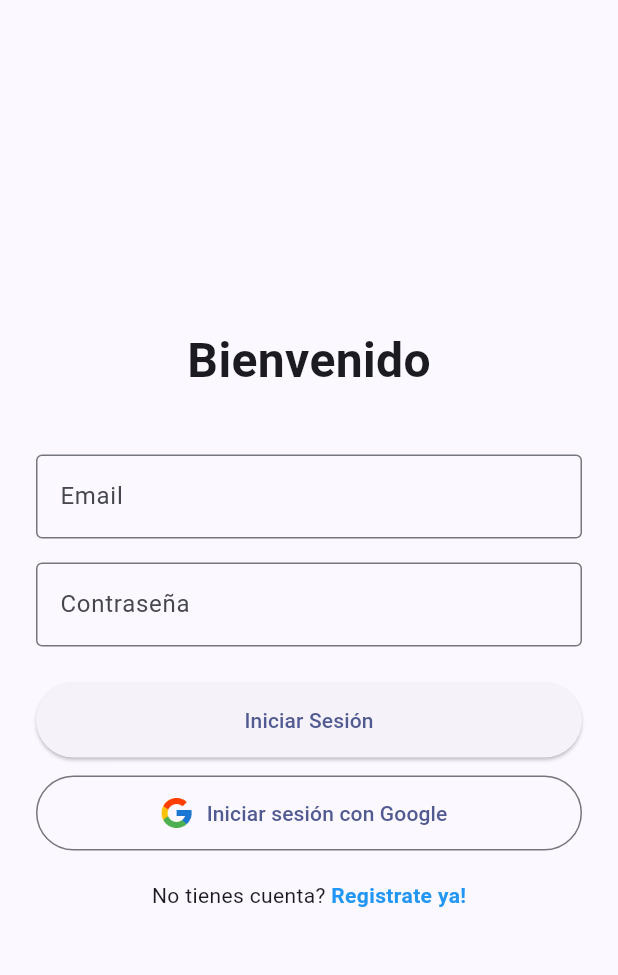
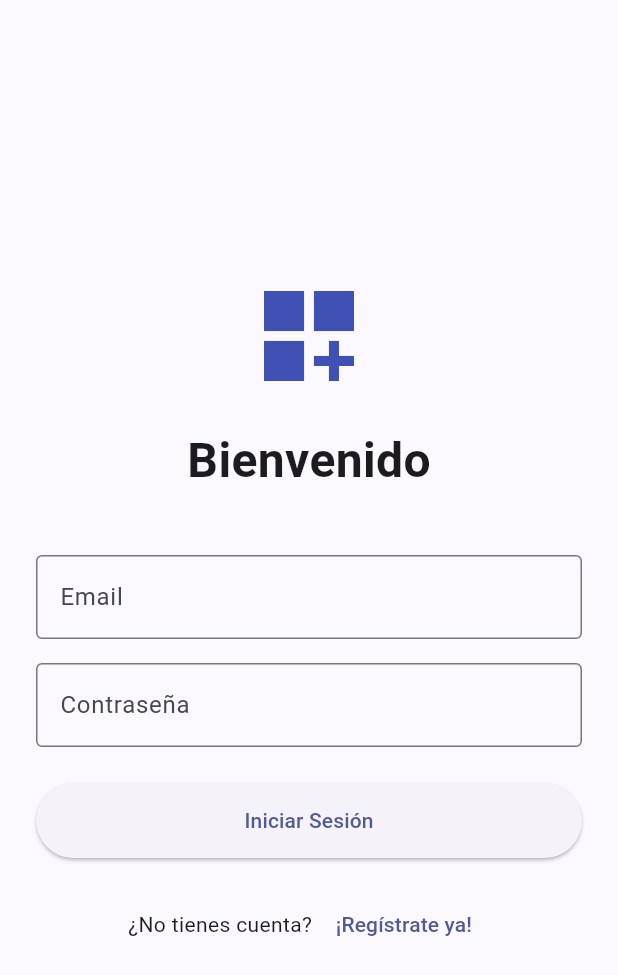
Before and after one commit to LucasCarrasqueiraBartual/KanbanClassroom, a Flutter app: the screen it shows after launch, on a phone screen of 412 x 824 dp. Shown: the top 975 px of the screen. Run offline on Flutter 3.47's test engine with Material 3 defaults, Android fonts, the phone set to English and light mode, and no system bars; our stand-ins replace firebase_auth, firebase_core; accounts and stored records are empty.

Commit message:
Se ha modificado  clases para el funcionamiento del  login y register, genera error por falta de la configuracion por CLI del firebase

```diff
--- /dev/null
+++ b/kanban_classroom/lib/services/services.dart
@@ -0,0 +1,2 @@
+export 'package:kanban_classroom/services/task_services.dart';
+export 'package:kanban_classroom/services/user_services.dart';
--- a/kanban_classroom/lib/services/task_services.dart
+++ b/kanban_classroom/lib/services/task_services.dart
@@ -8,14 +8,13 @@ import 'package:http/http.dart' as http;
 import 'package:kanban_classroom/models/task_model.dart';
 
 class TaskService extends ChangeNotifier {
-  final String _baseUrl = "kanban-proyect-default-rtdb.europe-west1.firebasedatabase.app"; // <--- TU URL
+  final String _baseUrl = "kanban-proyect-default-rtdb.europe-west1.firebasedatabase.app";
   List<TaskModel> tasks = [];
   bool isLoading = false;
 
   String _selectedBoardId = 'user_prueba_123';
   late TaskModel _tempTask;
 
-  // --- GETTERS Y SETTERS ---
   String get selectedBoardId => _selectedBoardId;
   set selectedBoardId(String val) {
     _selectedBoardId = val;
@@ -41,9 +40,9 @@ class TaskService extends ChangeNotifier {
     );
   }
 
-  // --- MÉTODOS HTTP ---
+  // --- MÉTODOS HTTP
 
-  // 1. CARGAR TAREAS (Ya lo tienes, pero asegúrate de que actualice _selectedBoardId)
+  // 1. CARGAR TAREAS
   Future<void> loadTasks(String boardId) async {
     try {
       isLoading = true;
@@ -70,28 +69,25 @@ class TaskService extends ChangeNotifier {
     }
   }
 
-  // 2. GUARDAR O CREAR (Usa el boardId interno)
+  // 2. GUARDAR O CREAR
   Future<void> saveOrCreateTask() async {
     try {
       if (_tempTask.id == null) {
-        // POST: Nueva tarea en la carpeta del tablero actual
         final url = Uri.https(_baseUrl, 'tasks/$_selectedBoardId.json');
         await http.post(url, body: _tempTask.toJson());
       } else {
-        // PUT: Actualizar tarea existente
         final url = Uri.https(_baseUrl, 'tasks/$_selectedBoardId/${_tempTask.id}.json');
         await http.put(url, body: _tempTask.toJson());
       }
       _resetTempTask();
-      loadTasks(_selectedBoardId); // Recargar para ver los cambios
+      loadTasks(_selectedBoardId);
     } catch (e) {
       print("Error al guardar: $e");
     }
   }
 
-  // 3. MOVER TAREA (Para el Drag & Drop)
+  // 3. MOVER TAREA
   Future<void> moveTask(TaskModel task, String newColId) async {
-    // Actualización optimista: cambiamos en la UI antes de ir a internet
     task.columnId = newColId;
     notifyListeners();
 
@@ -100,7 +96,6 @@ class TaskService extends ChangeNotifier {
       await http.put(url, body: task.toJson());
     } catch (e) {
       print("Error al mover: $e");
-      // Si falla, podrías recargar para devolver la tarea a su sitio
       loadTasks(_selectedBoardId);
     }
   }
@@ -111,7 +106,6 @@ class TaskService extends ChangeNotifier {
       final url = Uri.https(_baseUrl, 'tasks/$_selectedBoardId/$taskId.json');
       await http.delete(url);
 
-      // Eliminamos de la lista local para que desaparezca al instante
       tasks.removeWhere((t) => t.id == taskId);
       notifyListeners();
     } catch (e) {
--- a/kanban_classroom/lib/view/login_view.dart
+++ b/kanban_classroom/lib/view/login_view.dart
@@ -1,62 +1,91 @@
 import 'package:flutter/material.dart';
-import 'package:kanban_classroom/view/kanban_screen.dart';
-import 'register_view.dart'; // Importamos la nueva vista
+import 'package:provider/provider.dart';
+import 'package:kanban_classroom/models/task_model.dart';
+import 'package:kanban_classroom/models/user_model.dart';
+import 'package:kanban_classroom/services/services.dart';
+import 'kanban_screen.dart';
+import 'register_view.dart';
 
-class LoginView extends StatelessWidget {
+class LoginView extends StatefulWidget {
   const LoginView({super.key});
 
   @override
+  State<LoginView> createState() => _LoginViewState();
+}
+
+class _LoginViewState extends State<LoginView> {
+  final emailCtrl = TextEditingController();
+  final passCtrl = TextEditingController();
+
+  @override
+  void dispose() {
+    emailCtrl.dispose();
+    passCtrl.dispose();
+    super.dispose();
+  }
+
+  @override
   Widget build(BuildContext context) {
+    final userService = Provider.of<UserService>(context);
+    final taskService = Provider.of<TaskService>(context, listen: false);
+
     return Scaffold(
-      body: Padding(
+      body: Center(
+        child: SingleChildScrollView(
           padding: const EdgeInsets.all(24.0),
           child: Column(
             mainAxisAlignment: MainAxisAlignment.center,
             children: [
+              const Icon(Icons.dashboard_customize, size: 80, color: Colors.indigo),
+              const SizedBox(height: 20),
               const Text("Bienvenido", style: TextStyle(fontSize: 32, fontWeight: FontWeight.bold)),
               const SizedBox(height: 40),
-            const TextField(
-              decoration: InputDecoration(labelText: 'Email', border: OutlineInputBorder()),
+              TextField(
+                controller: emailCtrl,
+                keyboardType: TextInputType.emailAddress,
+                decoration: const InputDecoration(labelText: 'Email', border: OutlineInputBorder()),
               ),
               const SizedBox(height: 16),
-            const TextField(
+              TextField(
+                controller: passCtrl,
                 obscureText: true,
-              decoration: InputDecoration(labelText: 'Contraseña', border: OutlineInputBorder()),
+                decoration: const InputDecoration(labelText: 'Contraseña', border: OutlineInputBorder()),
               ),
               const SizedBox(height: 24),
-            ElevatedButton(
+              userService.isLoading
+                ? const CircularProgressIndicator()
+                : ElevatedButton(
                     style: ElevatedButton.styleFrom(minimumSize: const Size.fromHeight(50)),
-              onPressed: () => Navigator.pushReplacement(
-                context, MaterialPageRoute(builder: (context) => const KanbanScreen())),
+                    onPressed: () async {
+                      final error = await userService.login(emailCtrl.text.trim(), passCtrl.text.trim());
+
+                      if (error == null) {
+                        // Importante: Cargamos tareas antes de entrar
+                        await taskService.loadTasks(userService.tempUser!.id!);
+                        if (mounted) {
+                          Navigator.pushReplacement(context, MaterialPageRoute(builder: (_) => const KanbanScreen()));
+                        }
+                      } else {
+                        ScaffoldMessenger.of(context).showSnackBar(SnackBar(content: Text(error), backgroundColor: Colors.red));
+                      }
+                    },
                     child: const Text("Iniciar Sesión"),
                   ),
-            const SizedBox(height: 12),
-            // Botón de Google con imagen personalizada
-            OutlinedButton.icon(
-              style: OutlinedButton.styleFrom(minimumSize: const Size.fromHeight(50)),
-              icon: Image.asset('assets/google.png', height: 24), // Imagen solicitada
-              label: const Text("Iniciar sesión con Google"),
-              onPressed: () {},
-            ),
               const SizedBox(height: 20),
-            // Texto para navegar al registro
               Row(
                 mainAxisAlignment: MainAxisAlignment.center,
                 children: [
-                const Text("No tienes cuenta? "),
-                GestureDetector(
-                  onTap: () => Navigator.push(
-                    context, MaterialPageRoute(builder: (context) => const RegisterView())),
-                  child: const Text(
-                    "Registrate ya!",
-                    style: TextStyle(color: Colors.blue, fontWeight: FontWeight.bold),
-                  ),
+                  const Text("¿No tienes cuenta? "),
+                  TextButton(
+                    onPressed: () => Navigator.push(context, MaterialPageRoute(builder: (_) => const RegisterView())),
+                    child: const Text("¡Regístrate ya!"),
                   ),
                 ],
               ),
             ],
           ),
         ),
+      ),
     );
   }
 }
--- a/kanban_classroom/pubspec.yaml
+++ b/kanban_classroom/pubspec.yaml
@@ -29,6 +29,8 @@ environment:
 # versions available, run `flutter pub outdated`.
 dependencies:
   cupertino_icons: ^1.0.8
+  firebase_auth: ^6.1.4
+  firebase_core: ^4.4.0
   flutter:
     sdk: flutter
   flutter_bloc: ^8.0.0
```
Also changed, not shown: kanban_classroom/lib/controller/kanban_controller.dart (deleted, +0 -28 lines), kanban_classroom/lib/main.dart (+16 -8 lines), kanban_classroom/lib/services/user_services.dart (+120 -35 lines), kanban_classroom/lib/view/kanban_screen.dart (+4 -3 lines), kanban_classroom/lib/view/register_view.dart (+63 -16 lines), kanban_classroom/lib/widgets/drawer.dart (+51 -16 lines). Lines whose indentation alone changed are shown as unchanged.
